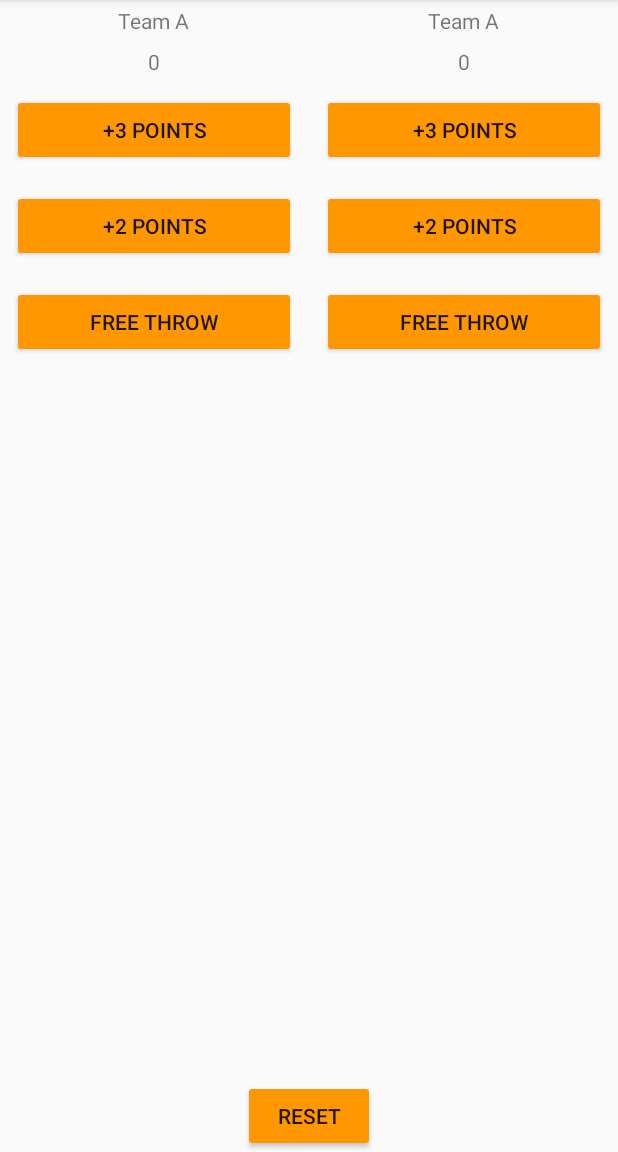
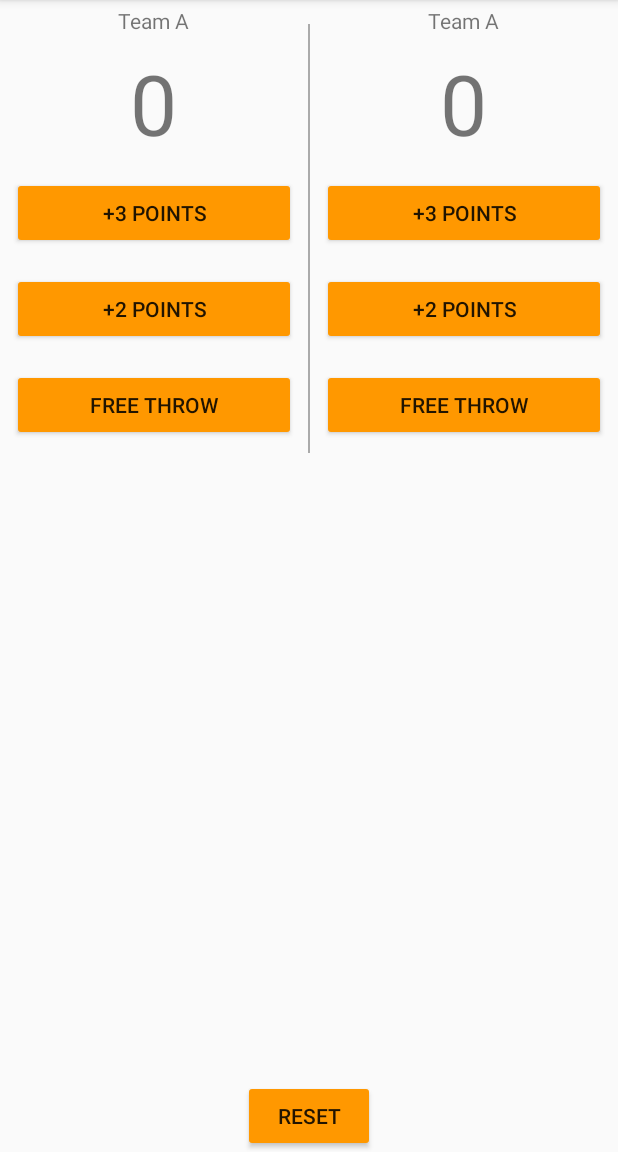
Before and after one commit to khushali9/CourtCounter, an Android app: the screen it shows after launch (MainActivity), on a phone screen of 412 x 824 dp, the part 84-1236 px from its top. Run offline under Robolectric (Android 15) with nearby library versions, the phone set to English and light mode, and no system bars.

```diff
--- a/app/src/main/res/layout/activity_main.xml
+++ b/app/src/main/res/layout/activity_main.xml
@@ -8,64 +8,68 @@
         xmlns:tools="http://schemas.android.com/tools"
         android:layout_width="match_parent"
         android:layout_height="wrap_content"
-    android:orientation="horizontal"
-    >
+        android:orientation="horizontal">
 
 
         <LinearLayout
+            android:layout_width="0dp"
+            android:layout_height="wrap_content"
+
             android:layout_weight="1"
-        android:layout_width="0dp"
-
-    android:layout_height="wrap_content"
             android:orientation="vertical"
             tools:context=".MainActivity">
 
             <TextView
                 android:layout_width="wrap_content"
                 android:layout_height="wrap_content"
+                android:layout_gravity="center_horizontal"
+                android:padding="4dp"
                 android:text="Team A"
-        android:textAlignment="center"
-        android:layout_gravity="center_horizontal"
-        android:padding="4dp"/>
+                android:textAlignment="center" />
 
             <TextView
+                android:id="@+id/team_a_score"
                 android:layout_width="wrap_content"
                 android:layout_height="wrap_content"
+                android:layout_gravity="center_horizontal"
+                android:padding="4dp"
                 android:text="0"
-        android:id="@+id/team_a_score"
-        android:layout_gravity="center_horizontal"
-        android:padding="4dp" />
-    <Button
-        android:layout_width="match_parent"
-        android:layout_height="wrap_content"
-        android:text="+3 Points"
-        android:layout_margin="8dp"
-        android:onClick="teamA3"/>
+                android:textSize="56sp" />
 
             <Button
                 android:layout_width="match_parent"
                 android:layout_height="wrap_content"
-        android:text="+2 Points"
                 android:layout_margin="8dp"
-        android:onClick="teamA2"/>
+                android:onClick="teamA3"
+                android:text="+3 Points" />
 
             <Button
                 android:layout_width="match_parent"
                 android:layout_height="wrap_content"
-        android:text="Free Throw"
                 android:layout_margin="8dp"
-        android:onClick="teamAfree"/>
+                android:onClick="teamA2"
+                android:text="+2 Points" />
+
+            <Button
+                android:layout_width="match_parent"
+                android:layout_height="wrap_content"
+                android:layout_margin="8dp"
+                android:onClick="teamAfree"
+                android:text="Free Throw" />
 
         </LinearLayout>
+
         <View
             android:layout_width="1dp"
-    android:layout_height="match_parent"></View>
+            android:layout_height="match_parent"
+            android:layout_marginTop="16dp"
+            android:background="@android:color/darker_gray"></View>
 
         <LinearLayout
+            android:layout_width="0dp"
+            android:layout_height="wrap_content"
+
             android:layout_weight="1"
-            android:layout_width="0dp"
-
-            android:layout_height="wrap_content"
             android:orientation="vertical"
             tools:context=".MainActivity">
 
@@ -73,51 +77,51 @@
             <TextView
                 android:layout_width="wrap_content"
                 android:layout_height="wrap_content"
+                android:layout_gravity="center_horizontal"
+                android:padding="4dp"
                 android:text="Team A"
-        android:textAlignment="center"
-        android:layout_gravity="center_horizontal"
-        android:padding="4dp"/>
+                android:textAlignment="center" />
 
             <TextView
+                android:id="@+id/team_b_score"
                 android:layout_width="wrap_content"
                 android:layout_height="wrap_content"
+                android:layout_gravity="center_horizontal"
+                android:padding="4dp"
                 android:text="0"
-        android:id="@+id/team_b_score"
-        android:layout_gravity="center_horizontal"
-        android:padding="4dp" />
-    <Button
-        android:layout_width="match_parent"
-        android:layout_height="wrap_content"
-        android:text="+3 Points"
-        android:layout_margin="8dp"
-        android:onClick="teamB3"/>
+                android:textSize="56sp" />
 
             <Button
                 android:layout_width="match_parent"
                 android:layout_height="wrap_content"
-        android:text="+2 Points"
                 android:layout_margin="8dp"
-        android:onClick="teamB2"/>
+                android:onClick="teamB3"
+                android:text="+3 Points" />
 
             <Button
                 android:layout_width="match_parent"
                 android:layout_height="wrap_content"
-        android:text="Free Throw"
                 android:layout_margin="8dp"
-        android:onClick="teamBfree"/>
+                android:onClick="teamB2"
+                android:text="+2 Points" />
+
+            <Button
+                android:layout_width="match_parent"
+                android:layout_height="wrap_content"
+                android:layout_margin="8dp"
+                android:onClick="teamBfree"
+                android:text="Free Throw" />
 
         </LinearLayout>
-
-
 
 
     </LinearLayout>
 
     <Button
-    android:text="Reset"
         android:layout_width="wrap_content"
         android:layout_height="wrap_content"
         android:layout_alignParentBottom="true"
         android:layout_centerHorizontal="true"
-    android:onClick="set0"/>
+        android:onClick="set0"
+        android:text="Reset" />
 </RelativeLayout>
```
Lines whose indentation alone changed are shown as unchanged.
